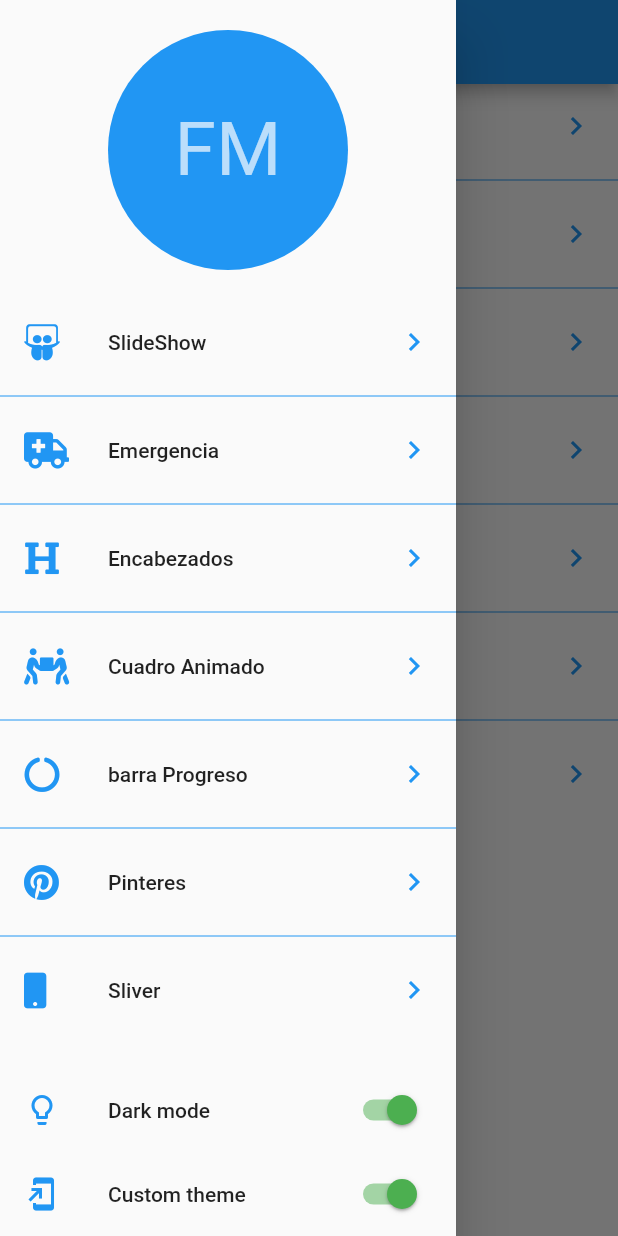
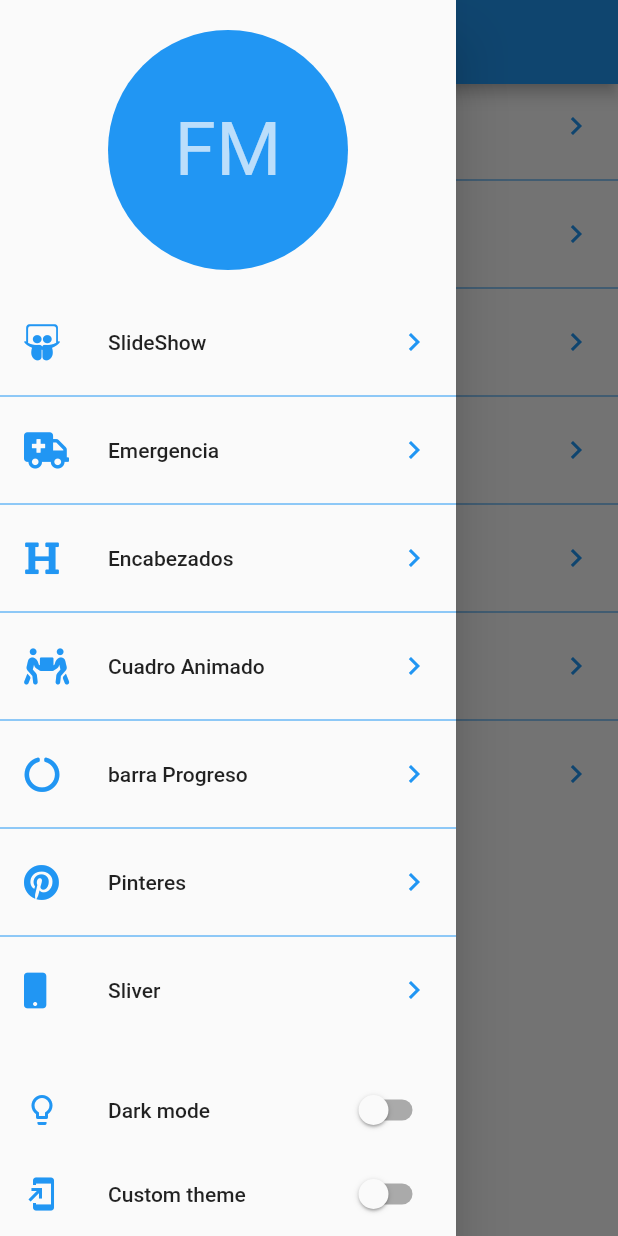
Before and after one commit to AleMancilla/AnimacionesFlutter, a Flutter app: the screen it shows after launch, with the side drawer open, on a phone screen of 412 x 824 dp. Run offline on Flutter 3.47's test engine with Material 2 defaults, Android fonts, the phone set to English and light mode, and no system bars; our stand-ins replace font_awesome_flutter, websafe_svg.

Commit message:
provider theme change

```diff
--- a/lib/main.dart
+++ b/lib/main.dart
@@ -5,18 +5,23 @@ import 'package:custom_painter/src/pages/LauncherPage.dart';
 import 'package:custom_painter/src/pages/PinteresPage.dart';
 import 'package:custom_painter/src/pages/SlidesShowPage.dart';
 import 'package:custom_painter/src/pages/SliverPage.dart';
+import 'package:custom_painter/src/theme/ThemeChanger.dart';
 //import 'package:custom_painter/src/pages/HomeOne.dart';
 import 'package:flutter/material.dart';
+import 'package:provider/provider.dart';
 
 void main() => runApp(MyApp());
 
 class MyApp extends StatelessWidget {
   @override
   Widget build(BuildContext context) {
-    return MaterialApp(
-      title: 'Material App',
-      debugShowCheckedModeBanner: false,
-      home: LaunchesPage()
+    return ChangeNotifierProvider(
+      create: (_)=>ThemeChanger(),
+      child: MaterialApp(
+        title: 'Material App',
+        debugShowCheckedModeBanner: false,
+        home: LaunchesPage()
+      ),
     );
   }
 }
--- a/lib/src/pages/LauncherPage.dart
+++ b/lib/src/pages/LauncherPage.dart
@@ -1,6 +1,8 @@
 import 'package:custom_painter/src/routes/Routes.dart';
+import 'package:custom_painter/src/theme/ThemeChanger.dart';
 import 'package:flutter/material.dart';
 import 'package:font_awesome_flutter/font_awesome_flutter.dart';
+import 'package:provider/provider.dart';
 
 class LaunchesPage extends StatelessWidget {
   @override
@@ -43,6 +45,9 @@ class _ListaOpciones extends StatelessWidget {
 class _MenuPrincipal extends StatelessWidget {
   @override
   Widget build(BuildContext context) {
+
+    final appTheme = Provider.of<ThemeChanger>(context);
+
     return Drawer(
       child: Container(
         child: Column(
@@ -67,20 +72,31 @@ class _MenuPrincipal extends StatelessWidget {
               leading: Icon(Icons.lightbulb_outline,color: Colors.blue,),
               title: Text("Dark mode"),
               trailing: Switch.adaptive(
-                  value: true,
-                  onChanged: (value){},
+                  value: appTheme.darktheme,
+                  onChanged: (value){
+                    appTheme.darktheme = value;
+
+                  },
                   activeColor: Colors.green,
                 ),
             ),
 
-            ListTile(
-              leading: Icon(Icons.add_to_home_screen,color: Colors.blue,),
-              title: Text("Custom theme"),
-              trailing: Switch.adaptive(
-                  value: true,
-                  onChanged: (value){},
-                  activeColor: Colors.green,
-                ),
+            SafeArea(
+              bottom: true,
+              top: false,
+              left: false,
+              right: false,
+              child: ListTile(
+                leading: Icon(Icons.add_to_home_screen,color: Colors.blue,),
+                title: Text("Custom theme"),
+                trailing: Switch.adaptive(
+                    value: appTheme.customtheme,
+                    onChanged: (value){
+                      appTheme.customtheme = value;
+                    },
+                    activeColor: Colors.green,
+                  ),
+              ),
             )
           ],
         ),
--- /dev/null
+++ b/lib/src/theme/ThemeChanger.dart
@@ -0,0 +1,23 @@
+import 'package:flutter/material.dart';
+
+class ThemeChanger with ChangeNotifier{
+  bool _darktheme = false;
+  bool _customtheme = false;
+
+  bool get darktheme => this._darktheme;
+  bool get customtheme => this._customtheme;
+
+  set darktheme(bool value){
+    _customtheme = false;
+    _darktheme =value;
+    notifyListeners();
+  }
+  set customtheme(bool value){
+    _customtheme = value;
+    _darktheme =false;
+    notifyListeners();
+  }
+
+
+
+}
```
